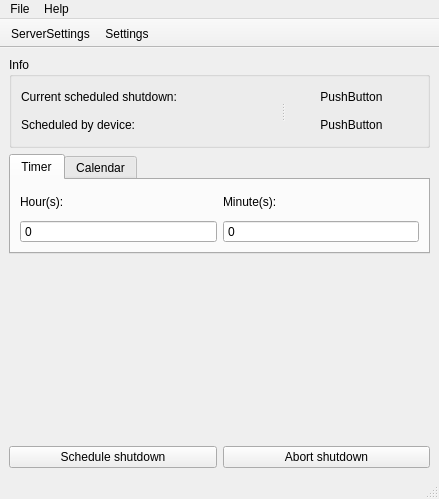
The window that src/ui/mainwindow.ui (protorxgenera/sundown-server) describes before a commit, drawn with Qt 5.
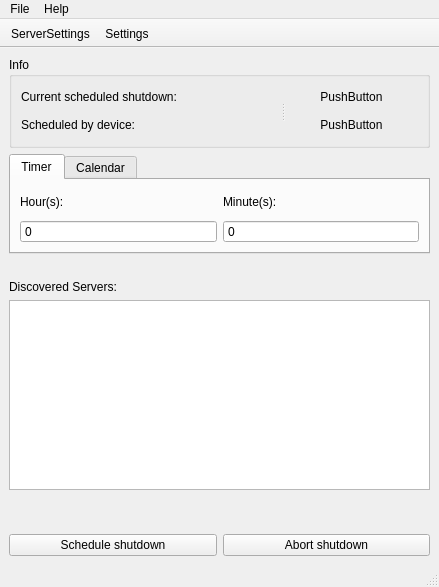
The same window after the commit. Icons and pictures are not drawn.

Commit message: create UI feedback (list) for discovered servers

```diff
--- a/src/ui/mainwindow.ui
+++ b/src/ui/mainwindow.ui
@@ -13,7 +13,7 @@
     <x>0</x>
     <y>0</y>
     <width>439</width>
-    <height>499</height>
+    <height>587</height>
    </rect>
   </property>
   <property name="sizePolicy">
@@ -237,6 +237,16 @@
       </property>
      </widget>
     </item>
+    <item>
+     <widget class="QLabel" name="label">
+      <property name="text">
+       <string>Discovered Servers:</string>
+      </property>
+     </widget>
+    </item>
+    <item>
+     <widget class="QListWidget" name="listDiscoveredServers"/>
+    </item>
     <item>
      <spacer name="verticalSpacer">
       <property name="orientation">
```
The commit also changes 5 other files.
